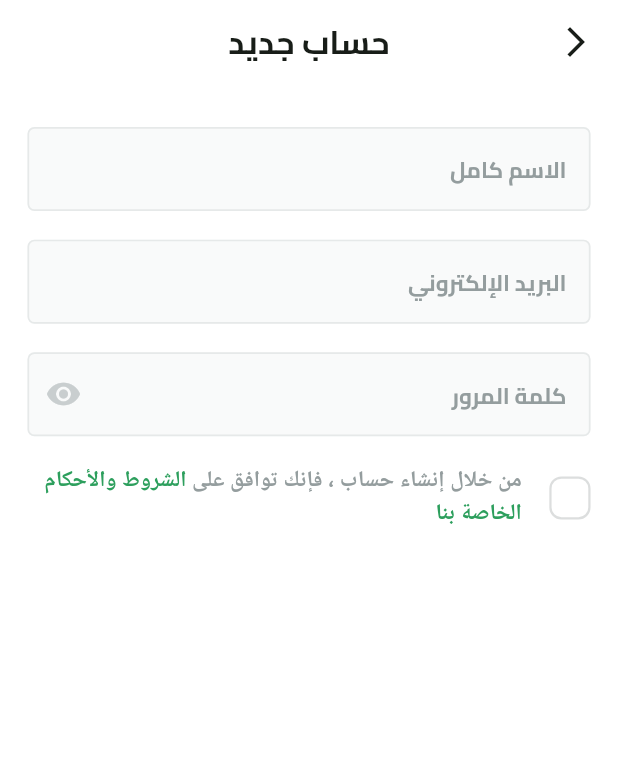
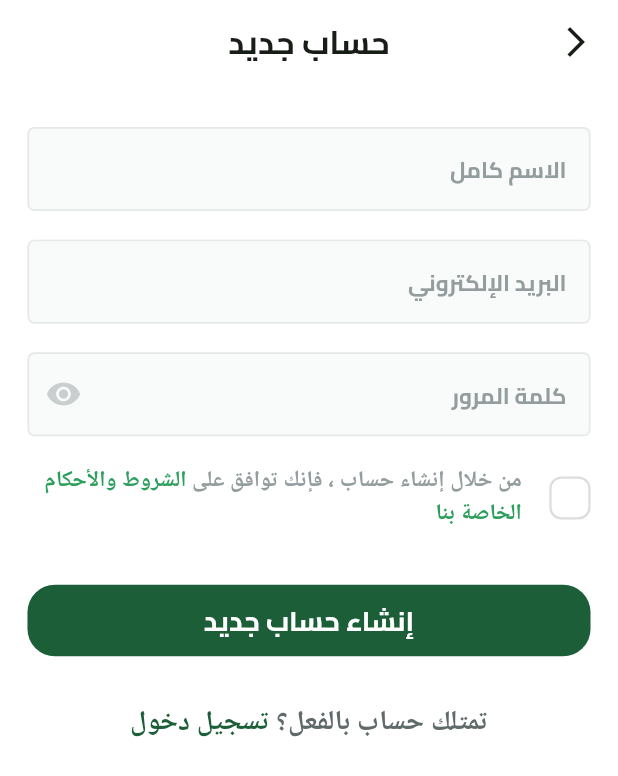
Before and after one commit to MhammadAli/Fakahany, a Flutter app: the SignupView screen opened by its route, on a phone screen of 412 x 824 dp. Shown: the top 776 px of the screen. Run offline on Flutter 3.47's test engine with Material 3 defaults, Android fonts, the phone set to English and light mode, and no system bars; our stand-ins replace dots_indicator, flutter_screenutil, flutter_svg, shared_preferences; accounts and stored records are empty.

Commit message:
Adding make a new account button and login text button (Finishing Signup UI).

```diff
--- /dev/null
+++ b/lib/features/auth/presentation/views/widgets/have_an_account_widget.dart
@@ -0,0 +1,41 @@
+import 'package:fakahany/features/auth/presentation/views/signup_view.dart';
+import 'package:flutter/gestures.dart';
+import 'package:flutter/material.dart';
+
+import '../../../../../utils/app_colors.dart';
+import '../../../../../utils/app_text_styles.dart';
+
+class HaveAnAccountWidget extends StatelessWidget {
+  const HaveAnAccountWidget({
+    super.key,
+  });
+
+  @override
+  Widget build(BuildContext context) {
+    return Text.rich(
+      TextSpan(children: [
+        TextSpan(
+          text: 'تمتلك حساب بالفعل؟',
+          style: AppTextStyles.semiBold16.copyWith(
+            color: Color(0xFF616A6B),
+          ),
+        ),
+        TextSpan(
+          text: ' ',
+          style: AppTextStyles.semiBold16.copyWith(
+            color: Color(0xFF616A6B),
+          ),
+        ),
+        TextSpan(
+          recognizer: TapGestureRecognizer()..onTap = (){
+            Navigator.pop(context);
+          },
+          text: 'تسجيل دخول',
+          style: AppTextStyles.semiBold16.copyWith(
+            color: AppColors.primaryColor,
+          ),
+        ),
+      ]),
+    );
+  }
+}
--- a/lib/features/auth/presentation/views/widgets/signup_view_body.dart
+++ b/lib/features/auth/presentation/views/widgets/signup_view_body.dart
@@ -1,8 +1,11 @@
 import 'package:fakahany/constants.dart';
+import 'package:fakahany/core/widgets/custom_button.dart';
 import 'package:fakahany/core/widgets/custom_text_field.dart';
 import 'package:fakahany/features/auth/presentation/views/widgets/terms_and_conditions.dart';
 import 'package:flutter/material.dart';
 import 'package:flutter_screenutil/flutter_screenutil.dart';
+
+import 'have_an_account_widget.dart';
 
 class SignupViewBody extends StatelessWidget {
   const SignupViewBody({super.key});
@@ -40,6 +43,14 @@ class SignupViewBody extends StatelessWidget {
               height: 16.h,
             ),
             TermsAndConditions(),
+            SizedBox(
+              height: 30.h,
+            ),
+            CustomButton(onPressed: (){}, text: 'إنشاء حساب جديد'),
+            SizedBox(
+              height: 26.h,
+            ),
+            HaveAnAccountWidget(),
 
           ],
         ),
```
